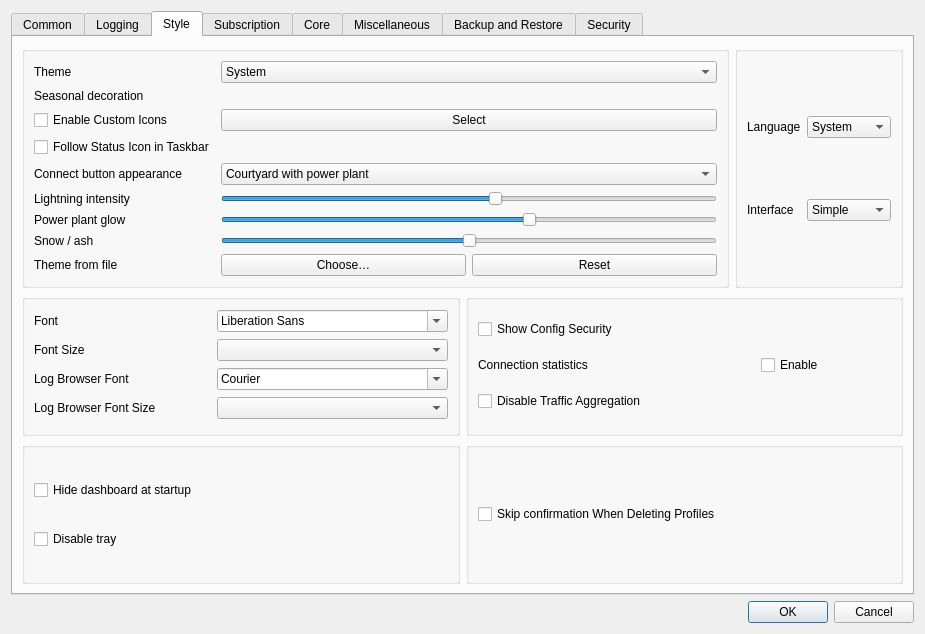
The window that include/ui/setting/dialog_basic_settings.ui (patchedronin/RawlineDesktop-Bratiki) describes before a commit, drawn with Qt 5.
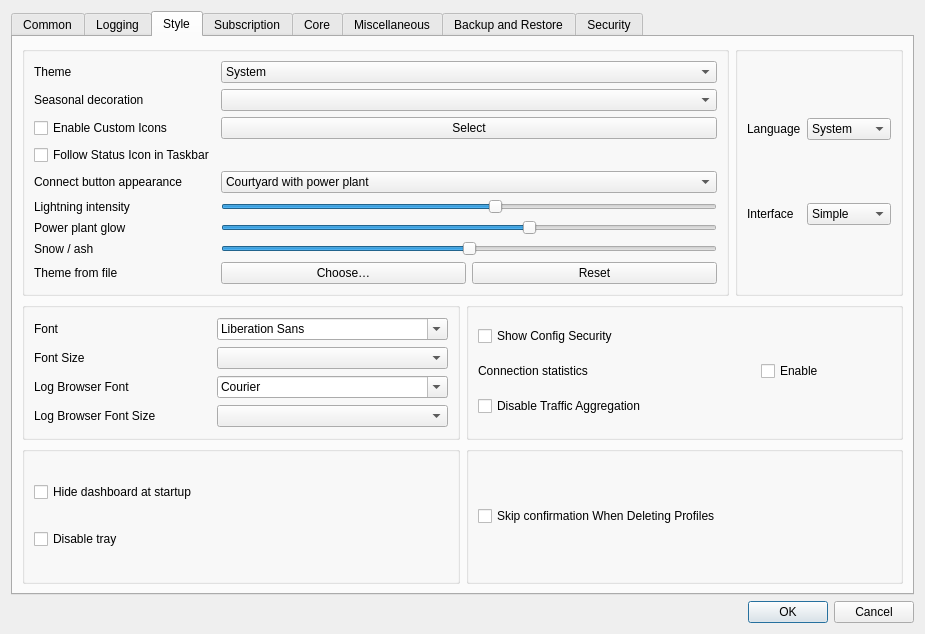
The same window after the commit. The open tabs and pages were chosen to show the change. Custom widgets are drawn as their Qt base class.

Commit message: fix ui: restore the seasonal_decoration combobox lost while adding the power settings

What changed in the file:
```diff
--- a/include/ui/setting/dialog_basic_settings.ui
+++ b/include/ui/setting/dialog_basic_settings.ui
@@ -986,6 +986,9 @@
   <property name="text"><string>Seasonal decoration</string></property>
  </widget>
 </item>
+           <item row="1" column="1">
+ <widget class="QComboBox" name="seasonal_decoration"/>
+</item>
            <item row="4" column="0">
  <widget class="QLabel" name="label_power_skin">
   <property name="text"><string>Connect button appearance</string></property>
```
